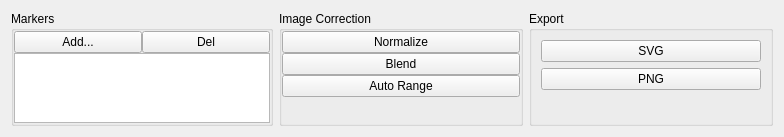
Old version of the form lib/analysis/modules/MosaicEditor/MosaicEditorTemplate.ui in the repository acq4/acq4.
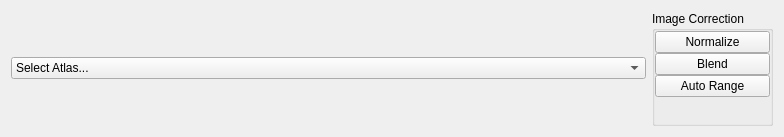
New version of the form.

Commit message: Created cochlear nucleus atlas

Diff of the .ui file:
```diff
--- a/lib/analysis/modules/MosaicEditor/MosaicEditorTemplate.ui
+++ b/lib/analysis/modules/MosaicEditor/MosaicEditorTemplate.ui
@@ -25,40 +25,14 @@
       </property>
       <widget class="QWidget" name="layoutWidget">
        <layout class="QGridLayout" name="gridLayout_3">
-        <item row="0" column="0">
-         <widget class="QGroupBox" name="groupBox_3">
-          <property name="title">
-           <string>Markers</string>
-          </property>
-          <layout class="QGridLayout" name="gridLayout_2">
-           <property name="margin">
-            <number>0</number>
-           </property>
-           <property name="spacing">
-            <number>0</number>
-           </property>
-           <item row="0" column="0">
-            <widget class="QPushButton" name="addMarkerBtn">
-             <property name="text">
-              <string>Add...</string>
-             </property>
-            </widget>
-           </item>
-           <item row="0" column="1">
-            <widget class="QPushButton" name="delMarkerPen">
-             <property name="text">
-              <string>Del</string>
-             </property>
-            </widget>
-           </item>
-           <item row="1" column="0" colspan="2">
-            <widget class="QListView" name="markerList"/>
-           </item>
-          </layout>
-         </widget>
-        </item>
         <item row="0" column="1">
          <widget class="QGroupBox" name="groupBox_2">
+          <property name="sizePolicy">
+           <sizepolicy hsizetype="Preferred" vsizetype="Preferred">
+            <horstretch>10</horstretch>
+            <verstretch>0</verstretch>
+           </sizepolicy>
+          </property>
           <property name="title">
            <string>Image Correction</string>
           </property>
@@ -106,38 +80,36 @@
           </layout>
          </widget>
         </item>
-        <item row="0" column="2">
-         <widget class="QGroupBox" name="groupBox_4">
-          <property name="title">
-           <string>Export</string>
+        <item row="0" column="0">
+         <widget class="QFrame" name="frame_3">
+          <property name="sizePolicy">
+           <sizepolicy hsizetype="Preferred" vsizetype="Preferred">
+            <horstretch>100</horstretch>
+            <verstretch>0</verstretch>
+           </sizepolicy>
           </property>
-          <layout class="QVBoxLayout" name="verticalLayout_2">
-           <item>
-            <widget class="QPushButton" name="exportSvgBtn">
-             <property name="text">
-              <string>SVG</string>
-             </property>
+          <layout class="QGridLayout" name="gridLayout_2">
+           <property name="margin">
+            <number>0</number>
+           </property>
+           <property name="spacing">
+            <number>0</number>
+           </property>
+           <item row="0" column="0">
+            <widget class="QComboBox" name="atlasCombo">
+             <item>
+              <property name="text">
+               <string>Select Atlas...</string>
+              </property>
+             </item>
             </widget>
            </item>
-           <item>
-            <widget class="QPushButton" name="exportPngBtn">
-             <property name="text">
-              <string>PNG</string>
+           <item row="1" column="0">
+            <layout class="QGridLayout" name="atlasLayout">
+             <property name="spacing">
+              <number>0</number>
              </property>
-            </widget>
-           </item>
-           <item>
-            <spacer name="verticalSpacer">
-             <property name="orientation">
-              <enum>Qt::Vertical</enum>
-             </property>
-             <property name="sizeHint" stdset="0">
-              <size>
-               <width>20</width>
-               <height>40</height>
-              </size>
-             </property>
-            </spacer>
+            </layout>
            </item>
           </layout>
          </widget>
```
The commit also changes 10 other files.
